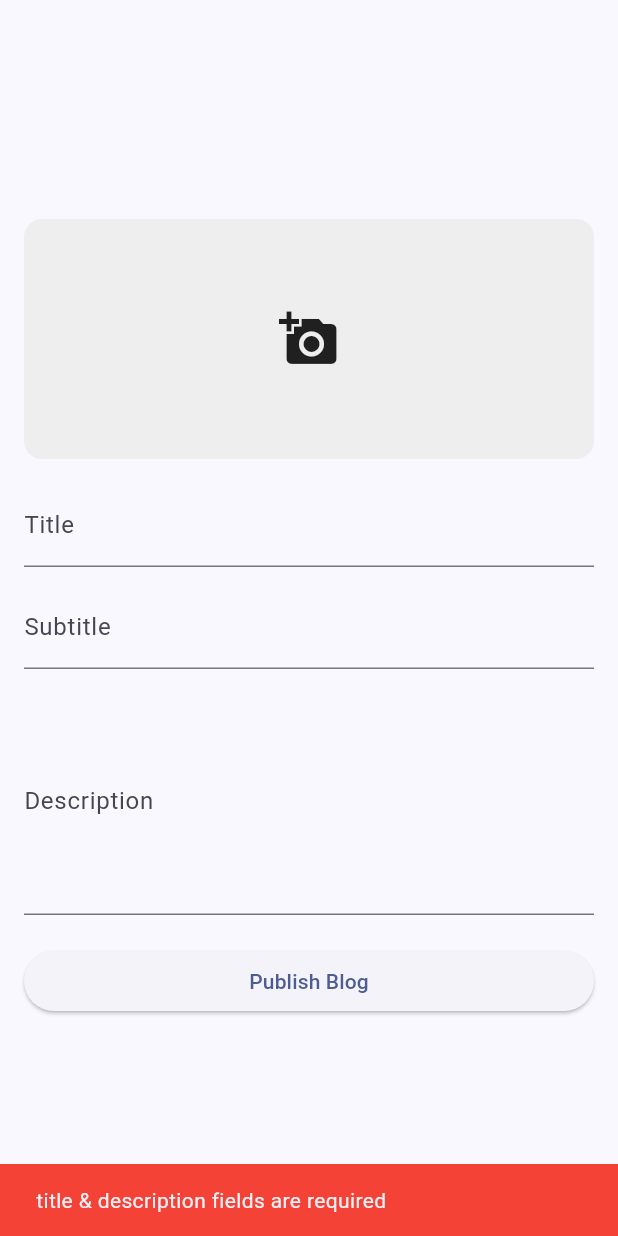
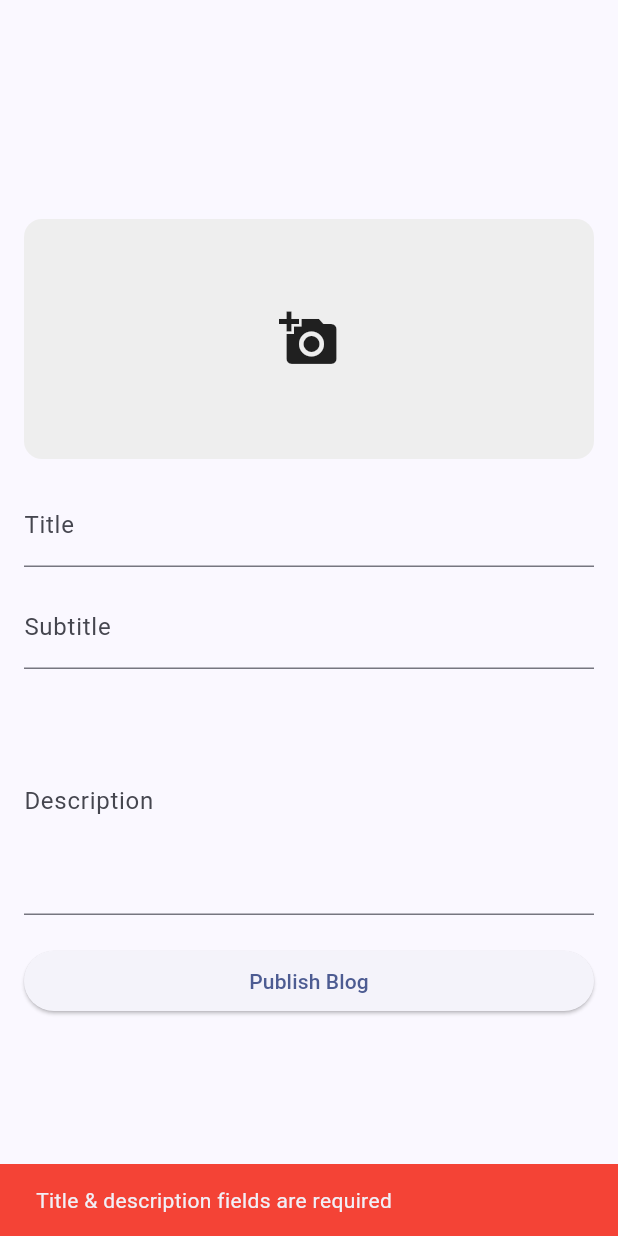
Before and after one commit to YajaDev/Blogapp_flutter, a Flutter app: the BlogForm screen opened directly, after a tap on "Publish Blog", on a phone screen of 412 x 824 dp. Run offline on Flutter 3.47's test engine with Material 3 defaults, Android fonts, the phone set to English and light mode, and no system bars; our stand-ins replace flutter_dotenv, go_router, image_picker, supabase_flutter; accounts and stored records are empty; network calls fail.

Commit message:
Make blog_list_screen interactive
- add ui
- make blog form handle both add and edit blog

```diff
--- a/lib/models/blog.dart
+++ b/lib/models/blog.dart
@@ -62,14 +62,16 @@ class Blog {
 }
 
 class UpdateBlog {
-  final String userId;
+  final String? id;
+  final String? userId;
   final String? title;
   final String? subtitle;
   final String? description;
   final String? imageUrl;
 
   UpdateBlog({
-    required this.userId,
+    this.userId,
+    this.id,
     this.title,
     this.subtitle,
     this.description,
--- a/lib/widgets/blog_form.dart
+++ b/lib/widgets/blog_form.dart
@@ -1,29 +1,40 @@
 import 'dart:io';
 
 import 'package:blogapp_flutter/models/blog.dart';
+import 'package:blogapp_flutter/models/notif_message.dart';
 import 'package:blogapp_flutter/providers/auth_provider.dart';
 import 'package:blogapp_flutter/providers/blog_provider.dart';
 import 'package:flutter/material.dart';
 import 'package:image_picker/image_picker.dart';
 import 'package:provider/provider.dart';
-import 'package:supabase_flutter/supabase_flutter.dart';
 
 class BlogForm extends StatefulWidget {
-  const BlogForm({super.key});
+  final Blog? blog;
+
+  const BlogForm({super.key, this.blog});
 
   @override
   State<BlogForm> createState() => _BlogFormState();
 }
 
 class _BlogFormState extends State<BlogForm> {
-  final titleCtrl = TextEditingController();
-  final subtitleCtrl = TextEditingController();
-  final descCtrl = TextEditingController();
+  late final TextEditingController titleCtrl;
+  late final TextEditingController subtitleCtrl;
+  late final TextEditingController descCtrl;
 
   File? image;
+  bool removeImage = false;
   bool isLoading = false;
 
-  final supabase = Supabase.instance.client;
+  bool get isEditMode => widget.blog != null;
+
+  @override
+  void initState() {
+    super.initState();
+    titleCtrl = TextEditingController(text: widget.blog?.title ?? '');
+    subtitleCtrl = TextEditingController(text: widget.blog?.subtitle ?? '');
+    descCtrl = TextEditingController(text: widget.blog?.description ?? '');
+  }
 
   @override
   void dispose() {
@@ -43,6 +54,14 @@ class _BlogFormState extends State<BlogForm> {
 
     setState(() {
       image = File(picked.path);
+      removeImage = false;
+    });
+  }
+
+  void removeCurrentImage() {
+    setState(() {
+      image = null;
+      removeImage = true;
     });
   }
 
@@ -59,7 +78,7 @@ class _BlogFormState extends State<BlogForm> {
     if (title.isEmpty || description.isEmpty) {
       ScaffoldMessenger.of(context).showSnackBar(
         const SnackBar(
-          content: Text('title & description fields are required'),
+          content: Text('Title & description fields are required'),
           backgroundColor: Colors.red,
         ),
       );
@@ -68,36 +87,52 @@ class _BlogFormState extends State<BlogForm> {
 
     setState(() => isLoading = true);
 
-    final isSuccess = await blogProvider.addBlog(
-      UpdateBlog(
-        userId: user!.id,
-        title: title,
-        subtitle: subtitle,
-        description: description,
-      ),
-      file: image,
+    final blogDetail = UpdateBlog(
+      id: widget.blog?.id,
+      userId: user?.id,
+      title: title,
+      subtitle: subtitle,
+      description: description,
+      imageUrl: removeImage ? null : widget.blog?.imageUrl,
     );
+
+    bool isSuccess = false;
+
+    if (isEditMode) {
+      isSuccess = await blogProvider.editBlog(blogDetail, file: image);
+    } else {
+      isSuccess = await blogProvider.addBlog(blogDetail, file: image);
+    }
 
     if (!mounted) return;
 
-    if (isSuccess) Navigator.pop(context);
+    final message = blogProvider.message;
+    if (message != null) {
+      ScaffoldMessenger.of(context).showSnackBar(
+        SnackBar(
+          content: Text(message.text),
+          backgroundColor: message.type == MessageType.success
+              ? Colors.green
+              : Colors.red,
+        ),
+      );
+    }
 
     setState(() => isLoading = false);
+
+    if (isSuccess) Navigator.pop(context);
   }
 
   // ---------------- UI ----------------
 
   @override
   Widget build(BuildContext context) {
+    final currentImage = widget.blog?.imageUrl;
+
     return Scaffold(
       body: Container(
         alignment: Alignment.center,
-        padding: EdgeInsets.fromLTRB(
-          16,
-          16,
-          16,
-          MediaQuery.of(context).viewInsets.bottom + 16,
-        ),
+        padding: EdgeInsets.all(16),
         child: SingleChildScrollView(
           child: Column(
             mainAxisSize: MainAxisSize.min,
@@ -116,11 +151,29 @@ class _BlogFormState extends State<BlogForm> {
                             image: FileImage(image!),
                             fit: BoxFit.cover,
                           )
+                        : (currentImage != null && !removeImage)
+                        ? DecorationImage(
+                            image: NetworkImage(currentImage),
+                            fit: BoxFit.cover,
+                          )
                         : null,
                   ),
-                  child: image == null
+                  child: image == null && (currentImage == null || removeImage)
                       ? const Center(child: Icon(Icons.add_a_photo, size: 40))
-                      : null,
+                      : Stack(
+                          alignment: Alignment.topRight,
+                          children: [
+                            Positioned(
+                              child: IconButton(
+                                icon: const Icon(
+                                  Icons.close,
+                                  color: Colors.red,
+                                ),
+                                onPressed: removeCurrentImage,
+                              ),
+                            ),
+                          ],
+                        ),
                 ),
               ),
 
@@ -152,7 +205,7 @@ class _BlogFormState extends State<BlogForm> {
                   ? const Center(child: CircularProgressIndicator())
                   : ElevatedButton(
                       onPressed: submit,
-                      child: const Text('Publish Blog'),
+                      child: Text(isEditMode ? 'Update Blog' : 'Publish Blog'),
                     ),
             ],
           ),
```
Also changed, not shown: lib/providers/blog_provider.dart (+74 -41 lines), lib/screens/blog_list.dart (deleted, +0 -10 lines), lib/screens/blog_list_screen.dart (added, +93 -0 lines), lib/screens/root_shell.dart (+11 -8 lines), lib/services/blog_service.dart (+10 -0 lines), lib/widgets/blog_list/card.dart (added, +160 -0 lines).
